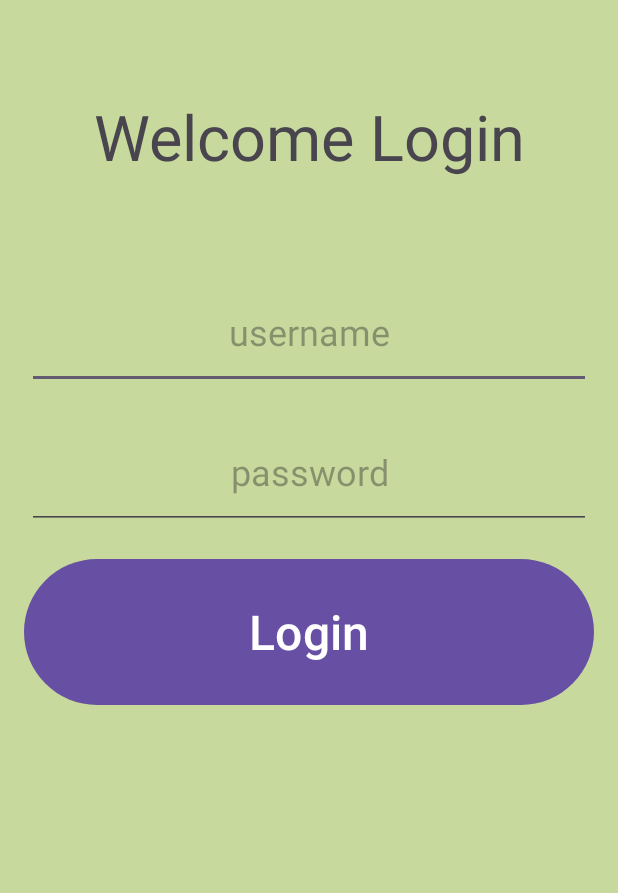
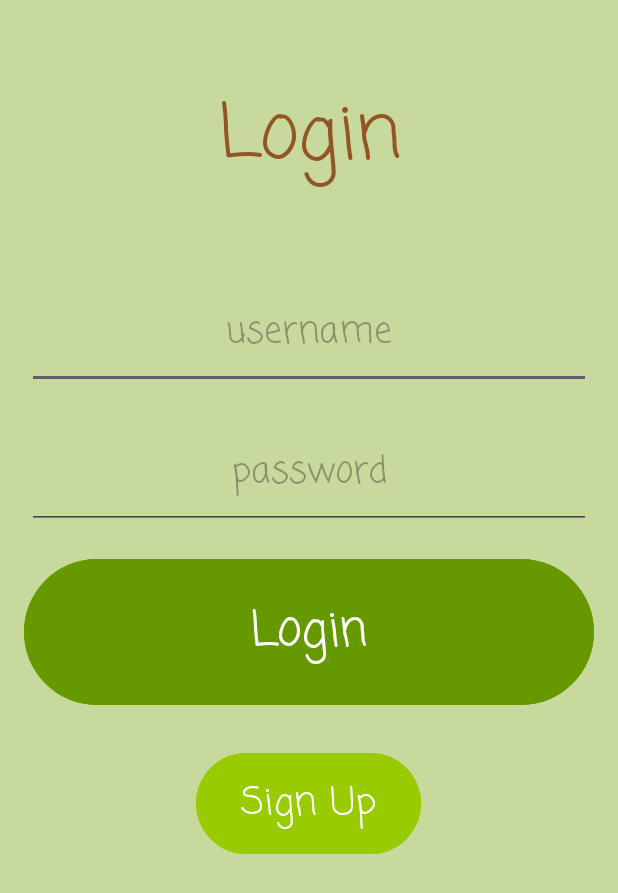
Before and after one commit to Liliana-Saavedra/CST-338-Project-2-Group-9, an Android app: the LoginActivity screen opened directly, with no data from a screen before it, on a phone screen of 412 x 824 dp. Shown: the top 893 px of the screen. Run offline under Robolectric (Android 15) with nearby library versions, the phone set to English and light mode, and no system bars; our stand-ins replace Room's generated code.

Commit message:
Fixed Login Pages Fully completed app please review if there are any problems

```diff
--- a/app/src/main/java/com/example/cst_338_project_2_group_9/LoginActivity.java
+++ b/app/src/main/java/com/example/cst_338_project_2_group_9/LoginActivity.java
@@ -35,6 +35,13 @@ public class LoginActivity extends AppCompatActivity {
                 verifyUser();
             }
 
+        });
+
+        binding.SignUpbutton.setOnClickListener(new View.OnClickListener() {
+            @Override
+            public void onClick(View v) {
+                startActivity(CreateAccountActivity.createAccountIntentFactory(getApplicationContext()));
+            }
         });
     }
 
--- a/app/src/main/res/layout/activity_login.xml
+++ b/app/src/main/res/layout/activity_login.xml
@@ -17,8 +17,10 @@
         android:layout_height="150dp"
         android:layout_margin="16dp"
         android:gravity="center"
-        android:text="@string/welcome_login"
-        android:textSize="42sp"
+        android:text="@string/login"
+        android:textColor="#925624"
+        android:textSize="50sp"
+        android:fontFamily="casual"
         tools:layout_editor_absoluteX="16dp"
         tools:layout_editor_absoluteY="31dp"
         />
@@ -33,6 +35,7 @@
         android:layout_margin="18dp"
         android:gravity="center"
         android:hint="@string/username"
+        android:fontFamily="casual"
         android:inputType="text"
         android:textSize="24sp"
         tools:layout_editor_absoluteX="16dp"
@@ -49,6 +52,7 @@
         android:layout_margin="18dp"
         android:gravity="center"
         android:hint="@string/password"
+        android:fontFamily="casual"
         android:inputType="textPassword"
         android:textSize="24sp"
         tools:layout_editor_absoluteX="16dp"
@@ -64,8 +68,24 @@
         android:layout_height="105dp"
         android:layout_margin="16dp"
         android:text="@string/login"
+        android:backgroundTint="@android:color/holo_green_dark"
+        android:fontFamily="casual"
         android:textSize="32sp"
         tools:layout_editor_absoluteX="16dp"
         tools:layout_editor_absoluteY="486dp"
         />
+
+    <Button
+        android:id="@+id/SignUpbutton"
+        android:layout_width="150dp"
+        android:layout_height="75sp"
+        android:layout_marginTop="24dp"
+        android:backgroundTint="@android:color/holo_green_light"
+        android:fontFamily="casual"
+        android:text="@string/sign_up"
+        android:textSize="25sp"
+        app:layout_constraintEnd_toEndOf="parent"
+        app:layout_constraintHorizontal_bias="0.498"
+        app:layout_constraintStart_toStartOf="parent"
+        app:layout_constraintTop_toBottomOf="@+id/loginButton" />
 </androidx.constraintlayout.widget.ConstraintLayout>
--- a/app/src/main/res/layout/activity_plant_maintenance.xml
+++ b/app/src/main/res/layout/activity_plant_maintenance.xml
@@ -13,6 +13,7 @@
         android:layout_height="wrap_content"
         android:layout_margin="16dp"
         android:gravity="center"
+        android:fontFamily="casual"
         android:text="@string/plant_maintenance_tasks"
         android:textSize="32sp"
         app:layout_constraintEnd_toEndOf="parent"
@@ -42,6 +43,7 @@
         app:layout_constraintBottom_toBottomOf="parent"
         app:layout_constraintEnd_toEndOf="parent"
         app:layout_constraintStart_toStartOf="parent"
+        android:fontFamily="casual"
         app:layout_constraintTop_toBottomOf="@+id/tasksRecyclerView"
         app:layout_constraintVertical_bias="0.0" />
 
@@ -57,6 +59,7 @@
         android:backgroundTint="@android:color/holo_green_dark"
         app:layout_constraintBottom_toBottomOf="parent"
         app:layout_constraintEnd_toEndOf="parent"
+        android:fontFamily="casual"
         app:layout_constraintHorizontal_bias="0.562"
         app:layout_constraintStart_toStartOf="parent" />
 
@@ -68,10 +71,12 @@
         android:layout_margin="16dp"
         android:layout_marginBottom="108dp"
         android:text="@string/admin"
+        android:backgroundTint="@android:color/holo_green_dark"
         app:layout_constraintBottom_toBottomOf="parent"
         app:layout_constraintEnd_toEndOf="parent"
         app:layout_constraintHorizontal_bias="0.043"
         app:layout_constraintStart_toStartOf="parent"
+        android:fontFamily="casual"
         app:layout_constraintTop_toBottomOf="@+id/tasksRecyclerView"
         app:layout_constraintVertical_bias="0.0" />
 
```
